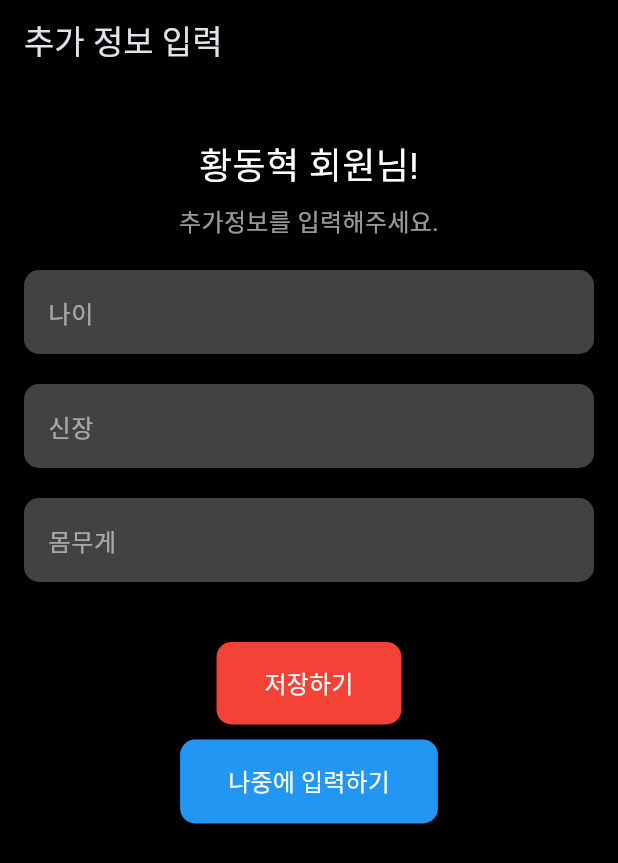
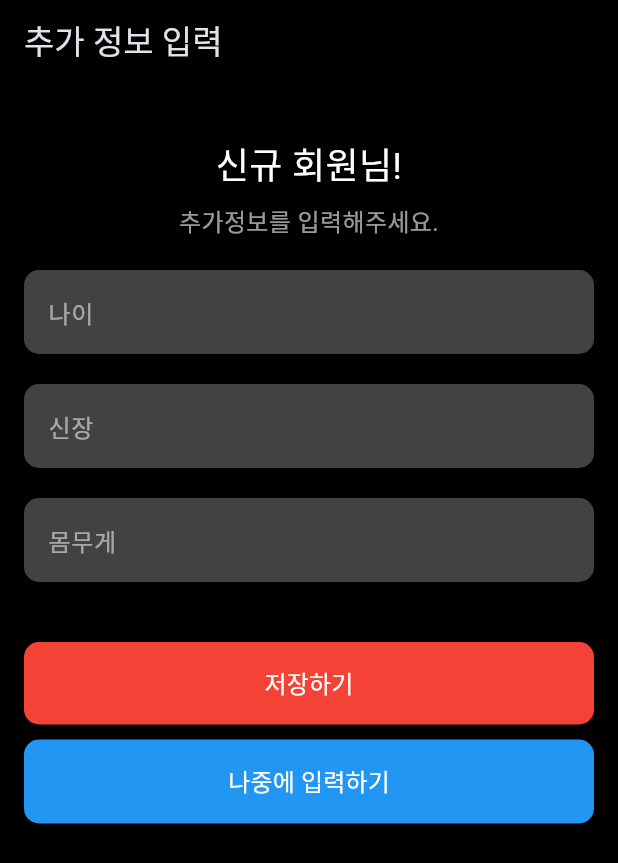
Before and after one commit to lifeisgenie/FitMotion, a Flutter app: the SignUpDetailPage screen opened directly, on a phone screen of 412 x 824 dp. Shown: the top 863 px of the screen. Run offline on Flutter 3.47's test engine with Material 3 defaults, Android fonts, the phone set to English and light mode, and no system bars; our stand-ins replace camera, carousel_slider, flutter_dotenv, shared_preferences; accounts and stored records are empty; network calls fail.

Commit message:
[FE] 디자인, 기능 변경 -> 주석 참고

```diff
--- a/Frontend/lib/pages/signup_detail.dart
+++ b/Frontend/lib/pages/signup_detail.dart
@@ -1,4 +1,5 @@
 import 'package:flutter/material.dart';
+import 'login.dart'; // login.dart 파일을 import 합니다.
 
 class SignUpDetailPage extends StatelessWidget {
   final TextEditingController ageController = TextEditingController();
@@ -13,14 +14,16 @@ class SignUpDetailPage extends StatelessWidget {
         backgroundColor: Colors.black,
         title: Text('추가 정보 입력'),
       ),
-      body: Padding(
+      body: GestureDetector(
+        onTap: () => FocusManager.instance.primaryFocus?.unfocus(),
+        child: SingleChildScrollView(
           padding: const EdgeInsets.all(16.0),
           child: Column(
             crossAxisAlignment: CrossAxisAlignment.center,
             children: [
               SizedBox(height: 20),
               Text(
-              '황동혁 회원님!',
+                '신규 회원님!',
                 style: TextStyle(fontSize: 24, color: Colors.white),
                 textAlign: TextAlign.center,
               ),
@@ -37,13 +40,20 @@ class SignUpDetailPage extends StatelessWidget {
               SizedBox(height: 20),
               _buildTextField(weightController, '몸무게'),
               SizedBox(height: 40),
-            ElevatedButton(
+              SizedBox(
+                width: double.infinity, // 버튼의 너비를 텍스트 필드와 동일하게 설정
+                child: ElevatedButton(
                   onPressed: () {
-                // 저장하기 버튼 클릭 시 처리할 로직 추가
+                    // 저장하기 버튼 클릭 시 login.dart로 이동
+                    Navigator.push(
+                      context,
+                      MaterialPageRoute(
+                          builder: (context) => Login()), // Login 클래스로 이동
+                    );
                   },
                   style: ElevatedButton.styleFrom(
                     backgroundColor: Colors.red,
-                padding: EdgeInsets.symmetric(vertical: 16.0, horizontal: 32.0),
+                    padding: EdgeInsets.symmetric(vertical: 16.0),
                     shape: RoundedRectangleBorder(
                       borderRadius: BorderRadius.circular(10.0),
                     ),
@@ -53,14 +63,17 @@ class SignUpDetailPage extends StatelessWidget {
                     style: TextStyle(color: Colors.white, fontSize: 16),
                   ),
                 ),
+              ),
               SizedBox(height: 10),
-            ElevatedButton(
+              SizedBox(
+                width: double.infinity, // 버튼의 너비를 텍스트 필드와 동일하게 설정
+                child: ElevatedButton(
                   onPressed: () {
                     // 나중에 입력하기 버튼 클릭 시 처리할 로직 추가
                   },
                   style: ElevatedButton.styleFrom(
                     backgroundColor: Colors.blue,
-                padding: EdgeInsets.symmetric(vertical: 16.0, horizontal: 32.0),
+                    padding: EdgeInsets.symmetric(vertical: 16.0),
                     shape: RoundedRectangleBorder(
                       borderRadius: BorderRadius.circular(10.0),
                     ),
@@ -70,7 +83,9 @@ class SignUpDetailPage extends StatelessWidget {
                     style: TextStyle(color: Colors.white, fontSize: 16),
                   ),
                 ),
+              ),
             ],
+          ),
         ),
       ),
     );
@@ -103,3 +118,11 @@ void main() {
     theme: ThemeData.dark(), // 다크 모드 테마 설정
   ));
 }
+
+
+
+// 황동혁 회원님! -> 신규회원님!
+// Scaffold의 body를 SingleChildScrollView로 감싸서 키보드가 올라올 때 화면이 스크롤되도록 설정.
+// GestureDetector를 사용하여 화면 외부를 클릭했을 때 키보드가 내려가도록 설정.
+// 나중에하기 -> 뒤로가기로 변경
+// 저장하기 누르면 Navigator.push를 통해 login.dart로 이동
```
Lines whose indentation alone changed are shown as unchanged.
